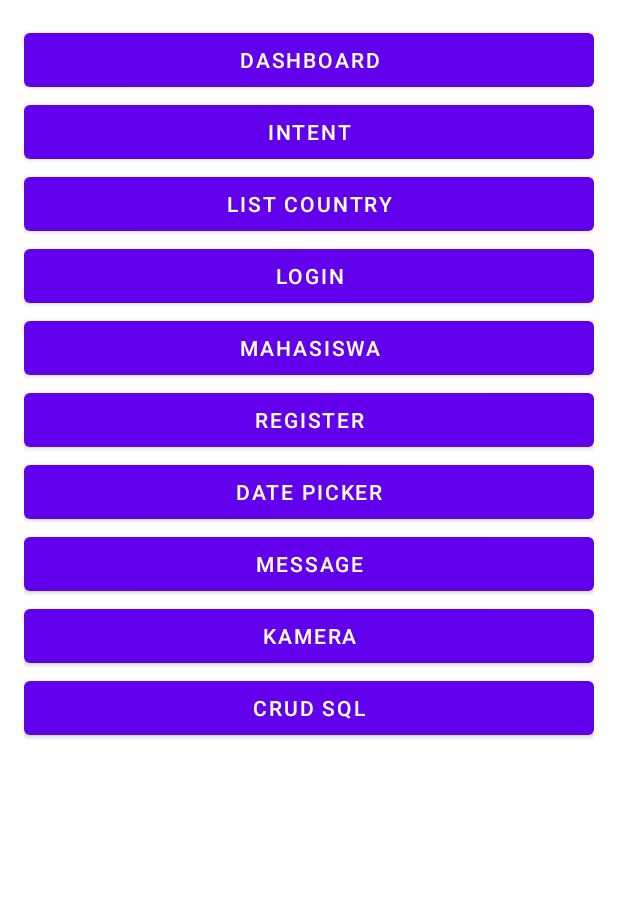
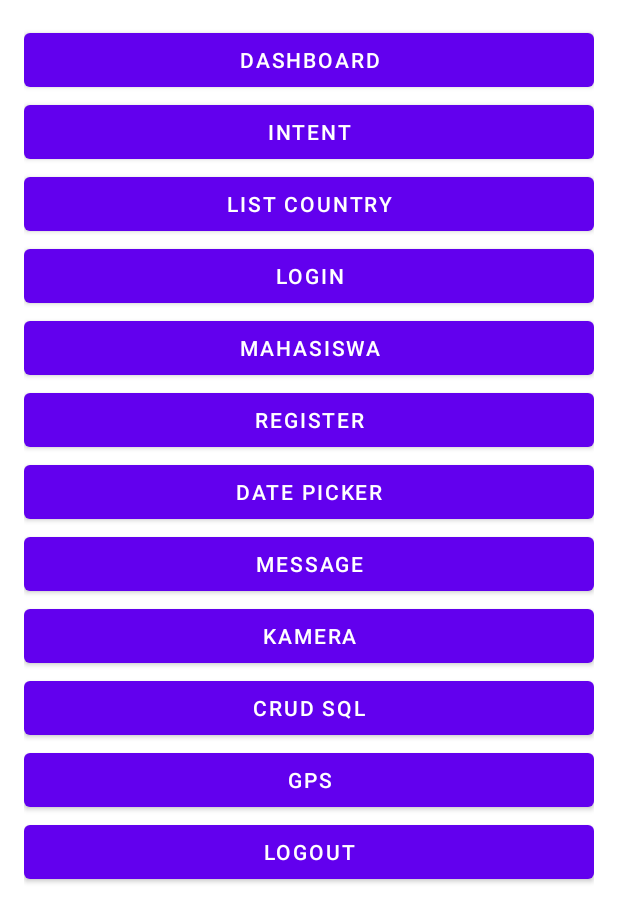
Before and after one commit to zainidineafi/WMobileApps, an Android app: the screen it shows after launch (MainActivity), on a phone screen of 412 x 824 dp. Shown: the top 922 px of the screen. Run offline under Robolectric (Android 15) with nearby library versions, the phone set to English and light mode, and no system bars.

```diff
--- a/app/src/main/java/com/example/project/MainActivity.java
+++ b/app/src/main/java/com/example/project/MainActivity.java
@@ -9,19 +9,22 @@ import android.widget.Button;
 
 import com.example.project.Activity.DashboardActivity;
 import com.example.project.Activity.DatePickerActivity;
+import com.example.project.Activity.GPSActivity;
 import com.example.project.Activity.IntentActivity;
 import com.example.project.Activity.ListCountryActivity;
 import com.example.project.Activity.LoginActivity;
+import com.example.project.Activity.LogoutActivity;
 import com.example.project.Activity.MahasiswaActivity;
 import com.example.project.Activity.RegisterActivity;
-import com.example.project.Activity.DatePickerActivity;
 import com.example.project.Activity.MessageActivity;
 import com.example.project.Activity.CameraActivity;
 import com.example.project.Activity.CRUDSQLActivity;
 
 public class MainActivity extends AppCompatActivity implements View.OnClickListener {
 
-    private Button btnDashboard, btnIntent, btnListCountry, btnLogin, btnMahasiswa, btnRegister, btnDatePicker, btnMessage, btnKamera, btnCrud;
+    private Button btnDashboard, btnIntent, btnListCountry, btnLogin,
+            btnMahasiswa, btnRegister, btnDatePicker, btnMessage, btnKamera,
+            btnCrud, btnLogout, btnGps;
 
     @Override
     protected void onCreate(Bundle savedInstanceState) {
@@ -38,6 +41,8 @@ public class MainActivity extends AppCompatActivity implements View.OnClickListe
         btnMessage = findViewById(R.id.btnMessage);
         btnKamera = findViewById(R.id.btnKamera);
         btnCrud = findViewById(R.id.btnCrud);
+        btnGps = findViewById(R.id.btnGps);
+        btnLogout = findViewById(R.id.btnLogout);
 
 
 
@@ -51,6 +56,8 @@ public class MainActivity extends AppCompatActivity implements View.OnClickListe
         btnMessage.setOnClickListener(this);
         btnKamera.setOnClickListener(this);
         btnCrud.setOnClickListener(this);
+        btnGps.setOnClickListener(this);
+        btnLogout.setOnClickListener(this);
 
     }
 
@@ -98,6 +105,14 @@ public class MainActivity extends AppCompatActivity implements View.OnClickListe
                 intent = new Intent(MainActivity.this, CRUDSQLActivity.class);
                 startActivity(intent);
                 break;
+            case R.id.btnGps:
+                intent = new Intent(MainActivity.this, GPSActivity.class);
+                startActivity(intent);
+                break;
+            case R.id.btnLogout:
+                intent = new Intent(MainActivity.this, LogoutActivity.class);
+                startActivity(intent);
+                break;
         }
     }
 }
--- a/app/src/main/res/layout/activity_main.xml
+++ b/app/src/main/res/layout/activity_main.xml
@@ -65,4 +65,16 @@ android:padding="16dp">
         android:layout_width="match_parent"
         android:layout_height="wrap_content"
         android:text="Crud Sql" />
+
+    <Button
+        android:id="@+id/btnGps"
+        android:layout_width="match_parent"
+        android:layout_height="wrap_content"
+        android:text="GPS" />
+
+    <Button
+        android:id="@+id/btnLogout"
+        android:layout_width="match_parent"
+        android:layout_height="wrap_content"
+        android:text="Logout" />
 </androidx.appcompat.widget.LinearLayoutCompat>
```
Also changed, not shown: app/src/main/java/com/example/project/Activity/LoginActivity.java (+45 -2 lines), app/src/main/java/com/example/project/Activity/RegisterActivity.java (+20 -7 lines), app/src/main/java/com/example/project/helper/SessionManager.java (added, +82 -0 lines).
